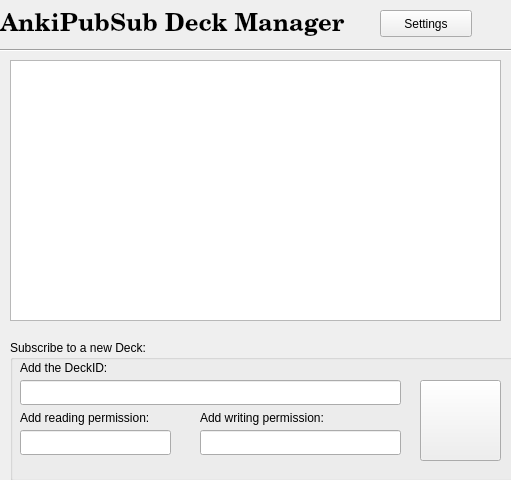
Qt form qtui/deckmanager.ui (Scriptkiddi/Ankipubsub-Client) before a commit.
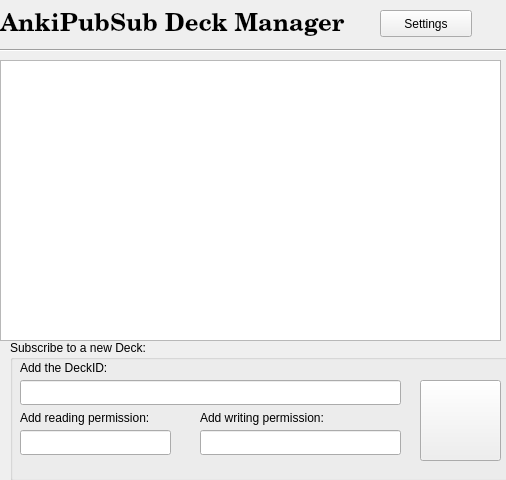
The same form after that commit. Icons and pictures are not drawn.

Commit message: Wire up gui buttons

```diff
--- a/qtui/deckmanager.ui
+++ b/qtui/deckmanager.ui
@@ -6,7 +6,7 @@
    <rect>
     <x>0</x>
     <y>0</y>
-    <width>511</width>
+    <width>506</width>
     <height>480</height>
    </rect>
   </property>
@@ -175,13 +175,13 @@
     </property>
    </widget>
   </widget>
-  <widget class="QTableView" name="tableView">
+  <widget class="QTableWidget" name="tableWidget">
    <property name="geometry">
     <rect>
-     <x>10</x>
+     <x>0</x>
      <y>60</y>
-     <width>491</width>
-     <height>261</height>
+     <width>501</width>
+     <height>281</height>
     </rect>
    </property>
   </widget>
```
The commit also changes 7 other files.
